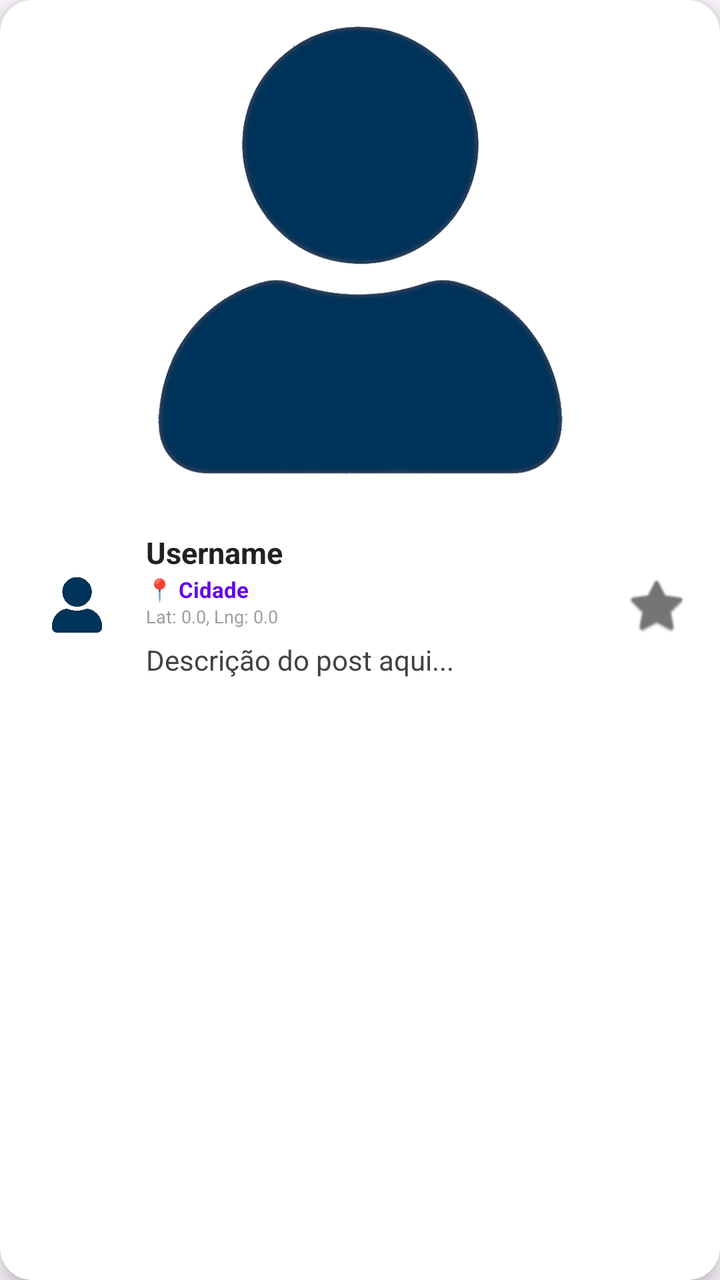
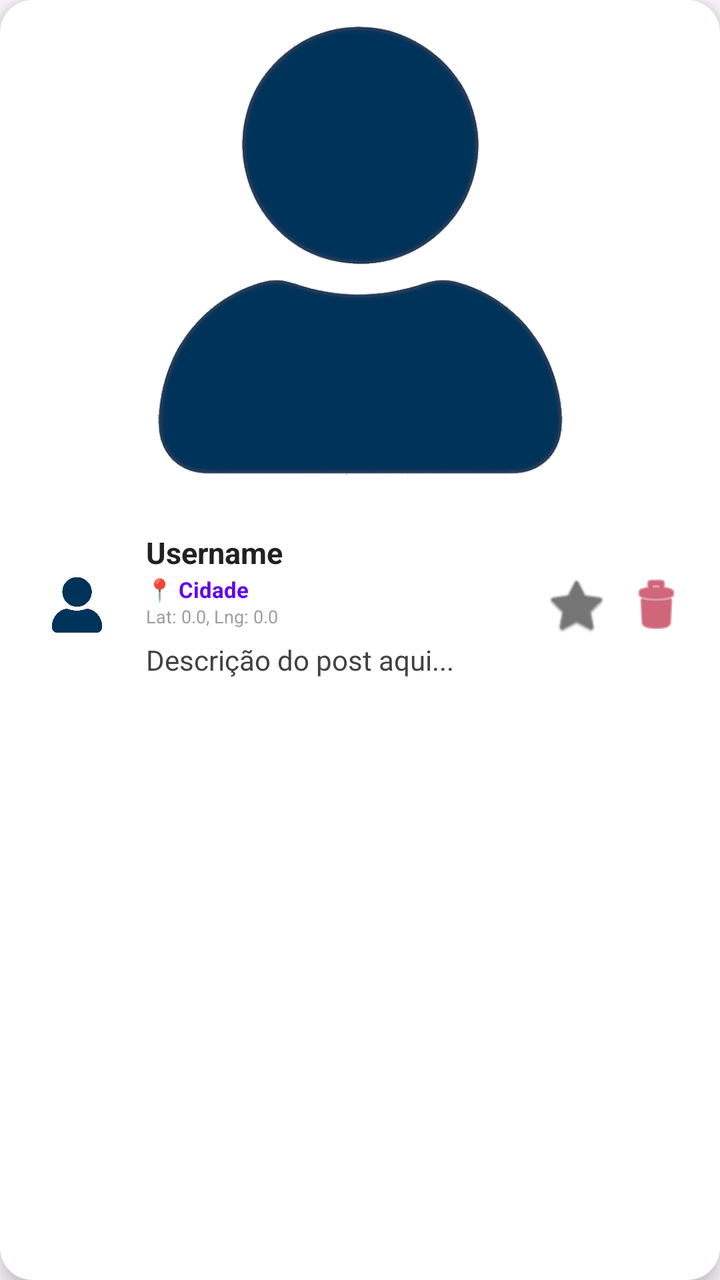

An Android layout rendered at two revisions. The XML below is the earlier revision; the diff shows what the commit changed to produce the second picture.
<!-- AndroidManifest.xml: application theme Theme.MicroRedeSocial -->
<!-- res/layout/post_item.xml -->
<?xml version="1.0" encoding="utf-8"?>
<androidx.cardview.widget.CardView
    xmlns:android="http://schemas.android.com/apk/res/android"
    xmlns:app="http://schemas.android.com/apk/res-auto"
    android:layout_width="match_parent"
    android:layout_height="wrap_content"
    android:layout_marginHorizontal="12dp"
    android:layout_marginBottom="16dp"
    app:cardCornerRadius="16dp"
    app:cardElevation="6dp">

    <LinearLayout
        android:layout_width="match_parent"
        android:layout_height="wrap_content"
        android:orientation="vertical">

        <ImageView
            android:id="@+id/imagemPost"
            android:layout_width="match_parent"
            android:layout_height="250dp"
            android:scaleType="centerCrop"
            android:src="@drawable/empty_profile"
            android:contentDescription="Imagem do post" />

        <LinearLayout
            android:layout_width="match_parent"
            android:layout_height="wrap_content"
            android:orientation="horizontal"
            android:padding="16dp"
            android:gravity="center_vertical">

            <androidx.cardview.widget.CardView
                android:layout_width="45dp"
                android:layout_height="45dp"
                app:cardCornerRadius="22.5dp"
                app:cardElevation="0dp">

                <ImageView
                    android:id="@+id/imagemPerfil"
                    android:layout_width="match_parent"
                    android:layout_height="match_parent"
                    android:scaleType="centerCrop"
                    android:src="@drawable/empty_profile" />
            </androidx.cardview.widget.CardView>

            <LinearLayout
                android:layout_width="0dp"
                android:layout_height="wrap_content"
                android:layout_weight="1"
                android:orientation="vertical"
                android:layout_marginStart="12dp">

                <TextView
                    android:id="@+id/textUsername"
                    android:layout_width="wrap_content"
                    android:layout_height="wrap_content"
                    android:textStyle="bold"
                    android:textColor="#212121"
                    android:textSize="15sp"
                    android:text="Username" />

                <LinearLayout
                    android:layout_width="wrap_content"
                    android:layout_height="wrap_content"
                    android:orientation="vertical"
                    android:layout_marginTop="1dp">

                    <TextView
                        android:id="@+id/textLocalizacao"
                        android:layout_width="wrap_content"
                        android:layout_height="wrap_content"
                        android:textSize="11sp"
                        android:textStyle="bold"
                        android:textColor="#6200EE"
                        android:text="📍 Cidade" />

                    <TextView
                        android:id="@+id/textCoordenadas"
                        android:layout_width="wrap_content"
                        android:layout_height="wrap_content"
                        android:textSize="9sp"
                        android:textColor="#9E9E9E"
                        android:text="Lat: 0.0, Lng: 0.0" />
                </LinearLayout>

                <TextView
                    android:id="@+id/textTexto"
                    android:layout_width="wrap_content"
                    android:layout_height="wrap_content"
                    android:textSize="14sp"
                    android:textColor="#424242"
                    android:layout_marginTop="6dp"
                    android:text="Descrição do post aqui..." />

            </LinearLayout>

            <ImageButton
                android:id="@+id/btnLike"
                android:layout_width="32dp"
                android:layout_height="32dp"
                android:background="?attr/selectableItemBackgroundBorderless"
                android:src="@android:drawable/btn_star_big_off"
                app:tint="#757575" />

        </LinearLayout>

    </LinearLayout>

</androidx.cardview.widget.CardView>
<!-- resources referenced by this layout -->
<resources>
  <!-- drawable empty_profile: png bitmap (drawable, 66658 bytes) -->
  <style name="Theme.MicroRedeSocial" parent="Base.Theme.MicroRedeSocial" />
  <style name="Base.Theme.MicroRedeSocial" parent="Theme.Material3.DayNight.NoActionBar">
          
          
      </style>
</resources>

<!-- the commit's change to res/layout/post_item.xml (unified diff, before → after) -->
@@ -102,6 +102,15 @@
                 android:src="@android:drawable/btn_star_big_off"
                 app:tint="#757575" />
 
+            <ImageButton
+                android:id="@+id/btnDeletar"
+                android:layout_width="32dp"
+                android:layout_height="32dp"
+                android:background="?attr/selectableItemBackgroundBorderless"
+                android:src="@android:drawable/ic_menu_delete"
+                android:layout_marginStart="8dp"
+                app:tint="#B00020" />
+
         </LinearLayout>
 
     </LinearLayout>
